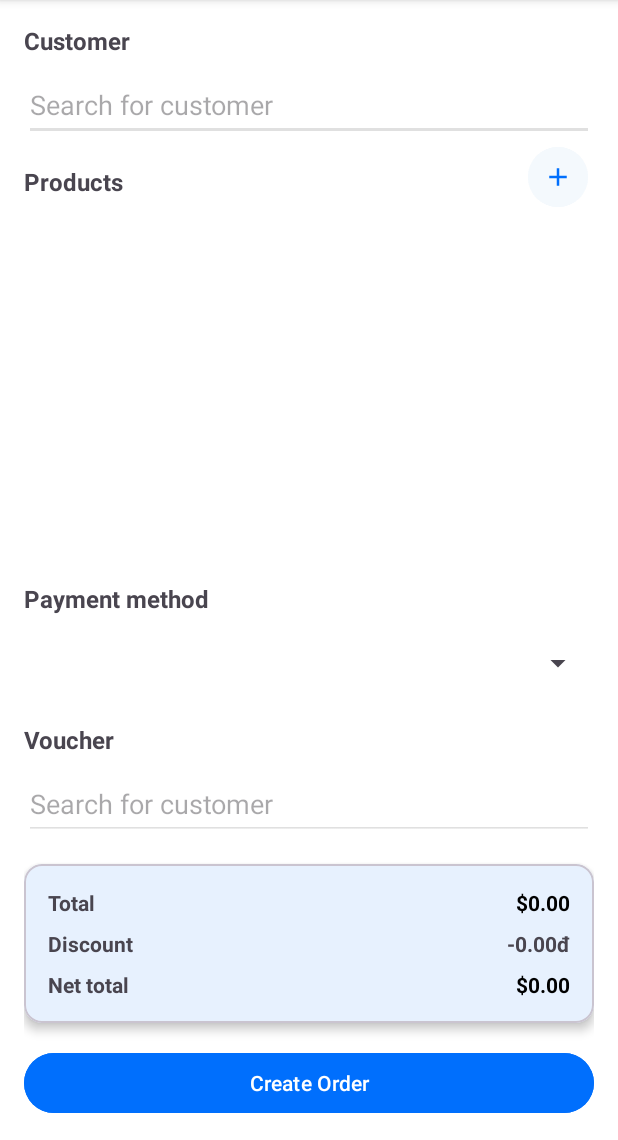
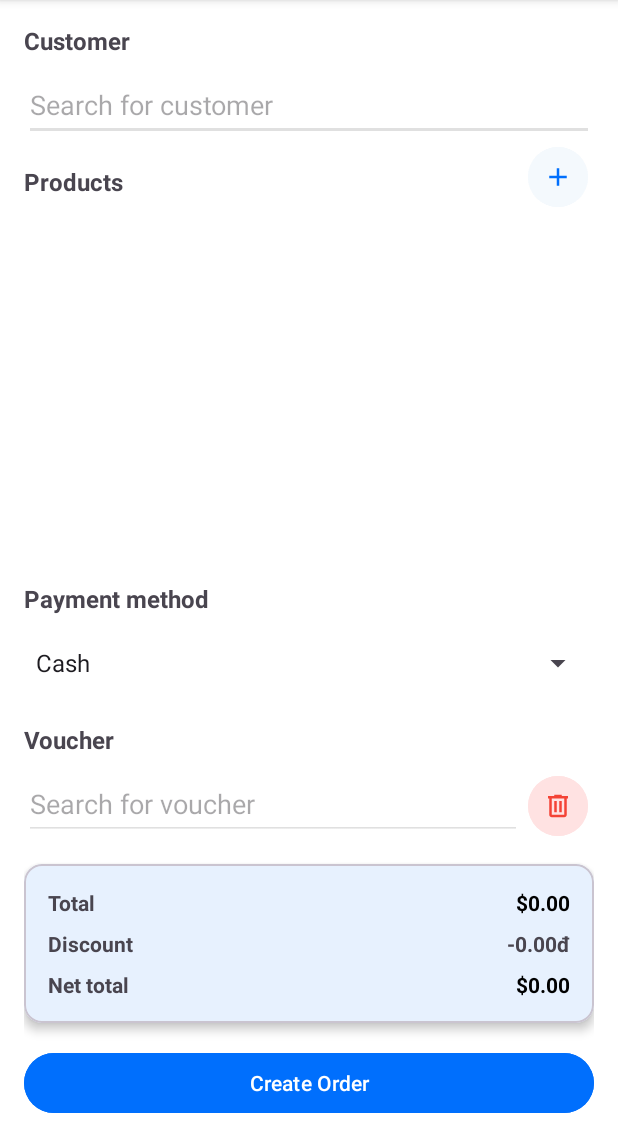
Before and after one commit to HoHoangHvy/piny-port-mobile-app, an Android app: the fragment CreateOrderFragment shown on its own in the app's theme, on a phone screen of 412 x 824 dp, the part 96-1236 px from its top. Run offline under Robolectric (Android 15) with nearby library versions, the phone set to English and light mode, and no system bars; our stand-ins replace FlexboxLayout; network calls fail; pictures from the network do not load; 3 statements that could not run were skipped.

Commit message:
[FEAT] Remove vocuher

```diff
--- a/app/src/main/java/com/example/pinyport/ui/orders/CreateOrderFragment.java
+++ b/app/src/main/java/com/example/pinyport/ui/orders/CreateOrderFragment.java
@@ -67,6 +67,7 @@ public class CreateOrderFragment extends Fragment {
     private List<Product> filteredProducts;
     private LinearLayout layoutProducts;
     private final Map<String, Double> sizePrices = new HashMap<>();
+    private List<String> paymentMethods = Arrays.asList("Cash", "Banking");
 
     private NumberFormat formatter = NumberFormat.getCurrencyInstance(new Locale("vi", "VN"));
 
@@ -79,8 +80,10 @@ public class CreateOrderFragment extends Fragment {
         layoutProducts = binding.layoutProducts;
         setupCustomerSearch();
         setupVoucherSearch();
+        setupPaymentMethodSpinner();
         binding.btnAddProduct.setOnClickListener(v -> fetchProducts());
         binding.btnCreate.setOnClickListener(v -> createOrder());
+        binding.btnRemoveVoucher.setOnClickListener(v -> removeVoucher());
 
         sizePrices.put("S", 0.0);
         sizePrices.put("M", 5000.0);
@@ -88,7 +91,26 @@ public class CreateOrderFragment extends Fragment {
 
         return binding.getRoot();
     }
+    private void setupPaymentMethodSpinner() {
+        ArrayAdapter<String> paymentMethodAdapter = new ArrayAdapter<>(
+                requireContext(),
+                android.R.layout.simple_spinner_item,
+                paymentMethods
+        );
+        paymentMethodAdapter.setDropDownViewResource(android.R.layout.simple_spinner_dropdown_item);
+        binding.spinnerPaymentMethod.setAdapter(paymentMethodAdapter);
+    }
+    private void removeVoucher() {
+        // Clear the selected voucher
+        selectedVoucher = null;
+        binding.etVoucher.setText(""); // Clear the voucher input field
+        binding.tvDiscount.setText(formatter.format(0)); // Reset the discount display
 
+        // Recalculate the total price without the voucher
+        updateTotalPrice();
+
+        Toast.makeText(requireContext(), "Voucher removed.", Toast.LENGTH_SHORT).show();
+    }
     private void setupCustomerSearch() {
         apiService.getCustomerOptions().enqueue(new Callback<JsonObject>() {
             @Override
@@ -480,7 +502,7 @@ public class CreateOrderFragment extends Fragment {
 
     private void applyVoucher(VoucherOption voucher) {
         selectedVoucher = voucher;
-        binding.tvDiscount.setText(formatter.format("- " + calculateDiscount(totalPrice, voucher)));
+        binding.tvDiscount.setText("- " + formatter.format(calculateDiscount(totalPrice, voucher)));
         updateTotalPrice();
 
         Toast.makeText(requireContext(), "Voucher applied: " + voucher.getName(), Toast.LENGTH_SHORT).show();
@@ -518,7 +540,7 @@ public class CreateOrderFragment extends Fragment {
         }
 
         JsonObject orderRequest = new JsonObject();
-        orderRequest.addProperty("payment_method", paymentMethod);
+        orderRequest.addProperty("payment_method", paymentMethod); // Include payment method
         orderRequest.addProperty("customer_id", selectedCustomerId);
         orderRequest.add("order_details", orderDetailsArray);
         orderRequest.addProperty("order_total", totalPrice);
--- a/app/src/main/res/layout/fragment_create_order.xml
+++ b/app/src/main/res/layout/fragment_create_order.xml
@@ -93,10 +93,19 @@
             android:orientation="horizontal">
             <AutoCompleteTextView
                 android:id="@+id/et_voucher"
-                android:layout_width="match_parent"
+                android:layout_width="0dp"
                 android:layout_height="48dp"
+                android:layout_weight="1"
                 android:backgroundTint="@color/grey"
-                android:hint="Search for customer" />
+                android:hint="Search for voucher" />
+            <Button
+                style="?attr/materialIconButtonStyle"
+                android:id="@+id/btn_remove_voucher"
+                android:layout_width="wrap_content"
+                android:layout_height="wrap_content"
+                android:backgroundTint="@color/remove_button"
+                app:iconTint="@color/status_cancel"
+                app:icon="@drawable/delete_24px" />
         </LinearLayout>
 
         <!-- Total Section -->
```
